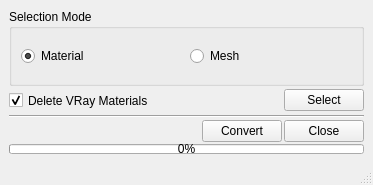
Before: the Qt Designer form ui/window.ui in iceanimations/VRayToArnold, drawn with Qt 5.
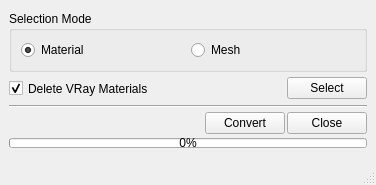
After: the same form once the commit is applied.

```diff
--- a/ui/window.ui
+++ b/ui/window.ui
@@ -6,7 +6,7 @@
    <rect>
     <x>0</x>
     <y>0</y>
-    <width>373</width>
+    <width>376</width>
     <height>185</height>
    </rect>
   </property>
@@ -20,6 +20,12 @@
     </property>
     <item>
      <widget class="QGroupBox" name="groupBox">
+      <property name="sizePolicy">
+       <sizepolicy hsizetype="Preferred" vsizetype="Fixed">
+        <horstretch>0</horstretch>
+        <verstretch>0</verstretch>
+       </sizepolicy>
+      </property>
       <property name="title">
        <string>Selection Mode</string>
       </property>
```
Left out of the diff: 2 changed lines with no effect on the pictures.
